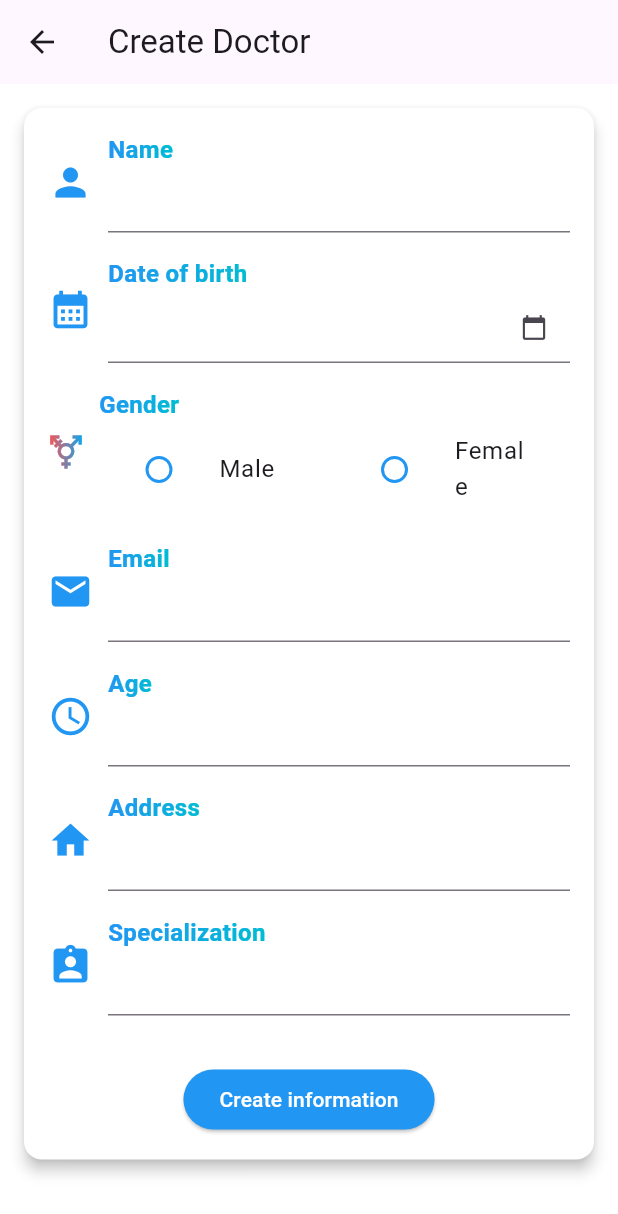
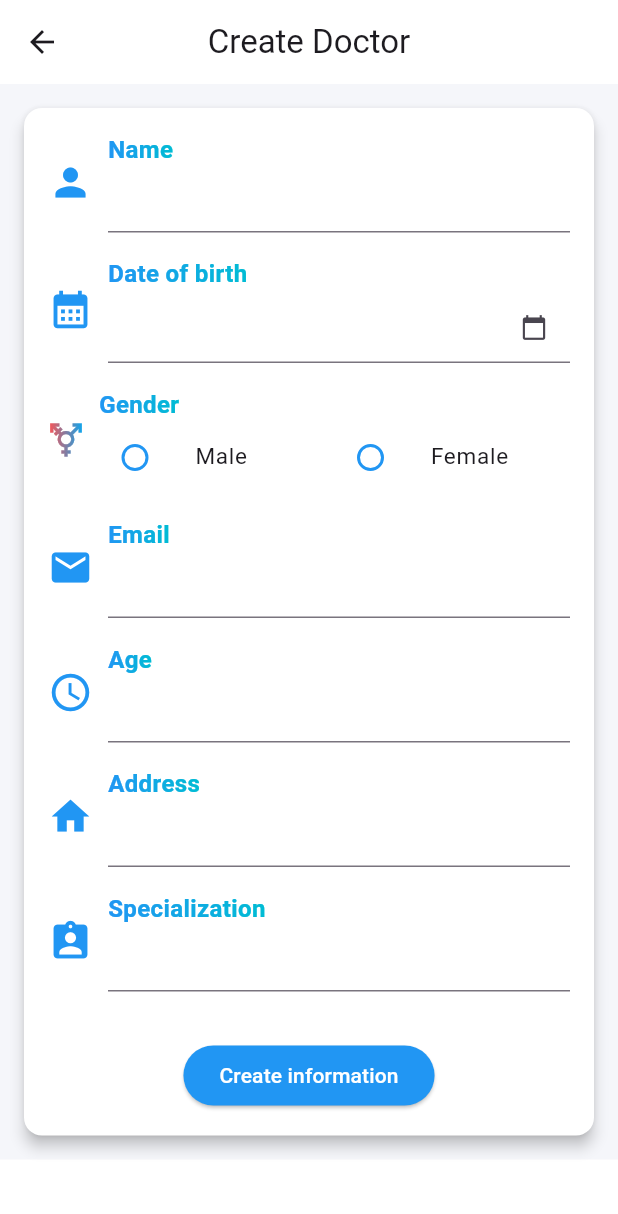
Before and after one commit to nguyenthingocthao1510/heart_attack_detection_fe, a Flutter app: the DoctorModal screen opened directly, on a phone screen of 412 x 824 dp. Shown: the top 1214 px of the screen. Run offline on Flutter 3.47's test engine with Material 3 defaults, Android fonts, the phone set to English and light mode, and no system bars; our stand-ins replace animated_background, carousel_slider, data_table_2, dio, dropdown_button2, easy_stepper and 6 more.

Commit message:
Fix bug layout permissison, fix return homepage in prescription,...

```diff
--- a/lib/pages/admin/PermissionAuthorization/PermissionTableAuthorization/PermisisonTable/index.dart
+++ b/lib/pages/admin/PermissionAuthorization/PermissionTableAuthorization/PermisisonTable/index.dart
@@ -48,9 +48,9 @@ class _PermissionTableState extends State<PermissionTable> {
       headingRowHeight: 35,
       columns: [
         DataColumn2(
-            fixedWidth: 50,
+            fixedWidth: 20,
             label: Center(
-              child: Icon(Icons.check_box_outline_blank, color: Colors.black),
+              child: Text(''),
             )),
         DataColumn2(
             label: SizedBox(
--- a/lib/pages/admin/PermissionAuthorization/index.dart
+++ b/lib/pages/admin/PermissionAuthorization/index.dart
@@ -45,7 +45,7 @@ class _PermissionAuthorizationState extends State<PermissionAuthorization> {
           ),
           Container(
             height: 265,
-            padding: EdgeInsets.only(top: 30, left: 5, right: 5),
+            padding: EdgeInsets.only(left: 5, right: 5),
             child: Card(
               color: Colors.white,
               child: PermissionTableAuthorization(
--- a/lib/pages/category/Doctor/DoctorModal/index.dart
+++ b/lib/pages/category/Doctor/DoctorModal/index.dart
@@ -167,9 +167,13 @@ class _DoctorModalState extends State<DoctorModal> {
   Widget build(BuildContext context) {
     return Scaffold(
       appBar: AppBar(
+        backgroundColor: Colors.white,
         title: Text(widget.doctor == null ? 'Create Doctor' : 'Edit Doctor'),
+        centerTitle: true,
       ),
-      body: SingleChildScrollView(
+      body: Container(
+          color: Color(0xFFF5F6FA),
+          child: SingleChildScrollView(
             child: Card(
               color: Colors.white,
               margin: const EdgeInsets.all(16.0),
@@ -213,9 +217,11 @@ class _DoctorModalState extends State<DoctorModal> {
                                   contentPadding:
                                       EdgeInsets.symmetric(vertical: 10),
                                   border: UnderlineInputBorder(
-                                  borderSide: BorderSide(color: Colors.black)),
+                                      borderSide:
+                                          BorderSide(color: Colors.black)),
                                   focusedBorder: UnderlineInputBorder(
-                                borderSide: BorderSide(color: Colors.lightBlue),
+                                    borderSide:
+                                        BorderSide(color: Colors.lightBlue),
                                   ),
                                 ),
                                 controller: TextEditingController(text: name),
@@ -261,9 +267,11 @@ class _DoctorModalState extends State<DoctorModal> {
                                   contentPadding:
                                       EdgeInsets.symmetric(vertical: 10),
                                   border: UnderlineInputBorder(
-                                  borderSide: BorderSide(color: Colors.black)),
+                                      borderSide:
+                                          BorderSide(color: Colors.black)),
                                   focusedBorder: UnderlineInputBorder(
-                                borderSide: BorderSide(color: Colors.lightBlue),
+                                    borderSide:
+                                        BorderSide(color: Colors.lightBlue),
                                   ),
                                 ),
                               ),
@@ -307,10 +315,15 @@ class _DoctorModalState extends State<DoctorModal> {
                                 children: <Widget>[
                                   Expanded(
                                     child: ListTile(
-                                title: const Text('Male'),
+                                      dense: true,
+                                      contentPadding: EdgeInsets.zero,
+                                      title: const Text(
+                                        'Male',
+                                        style: TextStyle(fontSize: 15),
+                                      ),
                                       leading: Radio<int>(
-                                  fillColor:
-                                      WidgetStatePropertyAll(Colors.blue),
+                                        fillColor: MaterialStatePropertyAll(
+                                            Colors.blue),
                                         activeColor: Colors.green,
                                         value: 0,
                                         groupValue: gender,
@@ -320,13 +333,19 @@ class _DoctorModalState extends State<DoctorModal> {
                                           });
                                         },
                                       ),
-                              )),
+                                    ),
+                                  ),
                                   Expanded(
                                     child: ListTile(
-                                  title: const Text('Female'),
+                                      dense: true,
+                                      contentPadding: EdgeInsets.zero,
+                                      title: const Text(
+                                        'Female',
+                                        style: TextStyle(fontSize: 15),
+                                      ),
                                       leading: Radio<int>(
-                                    fillColor:
-                                        WidgetStatePropertyAll(Colors.blue),
+                                        fillColor: MaterialStatePropertyAll(
+                                            Colors.blue),
                                         value: 1,
                                         groupValue: gender,
                                         onChanged: (int? value) {
@@ -336,7 +355,7 @@ class _DoctorModalState extends State<DoctorModal> {
                                         },
                                       ),
                                     ),
-                              )
+                                  ),
                                 ],
                               )
                             ],
@@ -378,9 +397,11 @@ class _DoctorModalState extends State<DoctorModal> {
                                   contentPadding:
                                       EdgeInsets.symmetric(vertical: 10),
                                   border: UnderlineInputBorder(
-                                  borderSide: BorderSide(color: Colors.black)),
+                                      borderSide:
+                                          BorderSide(color: Colors.black)),
                                   focusedBorder: UnderlineInputBorder(
-                                borderSide: BorderSide(color: Colors.lightBlue),
+                                    borderSide:
+                                        BorderSide(color: Colors.lightBlue),
                                   ),
                                 ),
                                 controller: TextEditingController(text: email),
@@ -395,7 +416,8 @@ class _DoctorModalState extends State<DoctorModal> {
                     ),
                     Row(
                       children: [
-                    const Icon(Icons.access_time, size: 30, color: Colors.blue),
+                        const Icon(Icons.access_time,
+                            size: 30, color: Colors.blue),
                         const SizedBox(width: 10),
                         Expanded(
                           child: Column(
@@ -424,13 +446,15 @@ class _DoctorModalState extends State<DoctorModal> {
                                   contentPadding:
                                       EdgeInsets.symmetric(vertical: 10),
                                   border: UnderlineInputBorder(
-                                  borderSide: BorderSide(color: Colors.black)),
+                                      borderSide:
+                                          BorderSide(color: Colors.black)),
                                   focusedBorder: UnderlineInputBorder(
-                                borderSide: BorderSide(color: Colors.lightBlue),
+                                    borderSide:
+                                        BorderSide(color: Colors.lightBlue),
                                   ),
                                 ),
-                            controller:
-                                TextEditingController(text: age?.toString()),
+                                controller: TextEditingController(
+                                    text: age?.toString()),
                               ),
                             ],
                           ),
@@ -471,12 +495,15 @@ class _DoctorModalState extends State<DoctorModal> {
                                   contentPadding:
                                       EdgeInsets.symmetric(vertical: 10),
                                   border: UnderlineInputBorder(
-                                  borderSide: BorderSide(color: Colors.black)),
+                                      borderSide:
+                                          BorderSide(color: Colors.black)),
                                   focusedBorder: UnderlineInputBorder(
-                                borderSide: BorderSide(color: Colors.lightBlue),
+                                    borderSide:
+                                        BorderSide(color: Colors.lightBlue),
                                   ),
                                 ),
-                            controller: TextEditingController(text: address),
+                                controller:
+                                    TextEditingController(text: address),
                               ),
                             ],
                           ),
@@ -518,9 +545,11 @@ class _DoctorModalState extends State<DoctorModal> {
                                   contentPadding:
                                       EdgeInsets.symmetric(vertical: 10),
                                   border: UnderlineInputBorder(
-                                  borderSide: BorderSide(color: Colors.black)),
+                                      borderSide:
+                                          BorderSide(color: Colors.black)),
                                   focusedBorder: UnderlineInputBorder(
-                                borderSide: BorderSide(color: Colors.lightBlue),
+                                    borderSide:
+                                        BorderSide(color: Colors.lightBlue),
                                   ),
                                 ),
                                 controller:
@@ -539,7 +568,8 @@ class _DoctorModalState extends State<DoctorModal> {
                       child: ElevatedButton(
                         onPressed: _saveDoctor,
                         style: ButtonStyle(
-                        backgroundColor: WidgetStatePropertyAll(Colors.blue)),
+                            backgroundColor:
+                                WidgetStatePropertyAll(Colors.blue)),
                         child: Text(
                           widget.doctor == null
                               ? 'Create information'
@@ -552,7 +582,7 @@ class _DoctorModalState extends State<DoctorModal> {
                 ),
               ),
             ),
-      ),
+          )),
     );
   }
 }
```
Also changed, not shown: lib/pages/admin/ModuleAuthorization/ModuleTableAuthorization/ModuleTable/index.dart (+4 -8 lines), lib/pages/admin/PermissionAuthorization/ListModuleRole/index.dart (+16 -13 lines), lib/pages/admin/PermissionAuthorization/PermissionTableAuthorization/index.dart (+6 -3 lines), lib/pages/category/Doctor/index.dart (+8 -5 lines), lib/pages/category/Prescription/PrescriptionModal/index.dart (+17 -9 lines), lib/pages/category/Prescription/index.dart (+12 -0 lines). Lines whose indentation alone changed are shown as unchanged.
